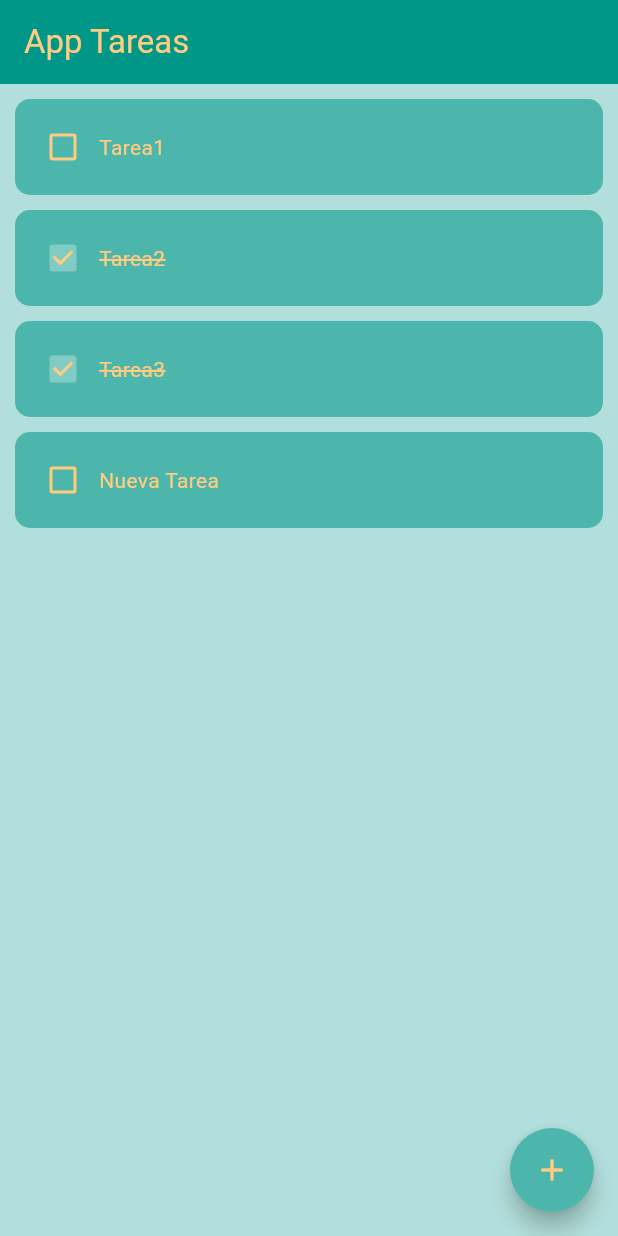
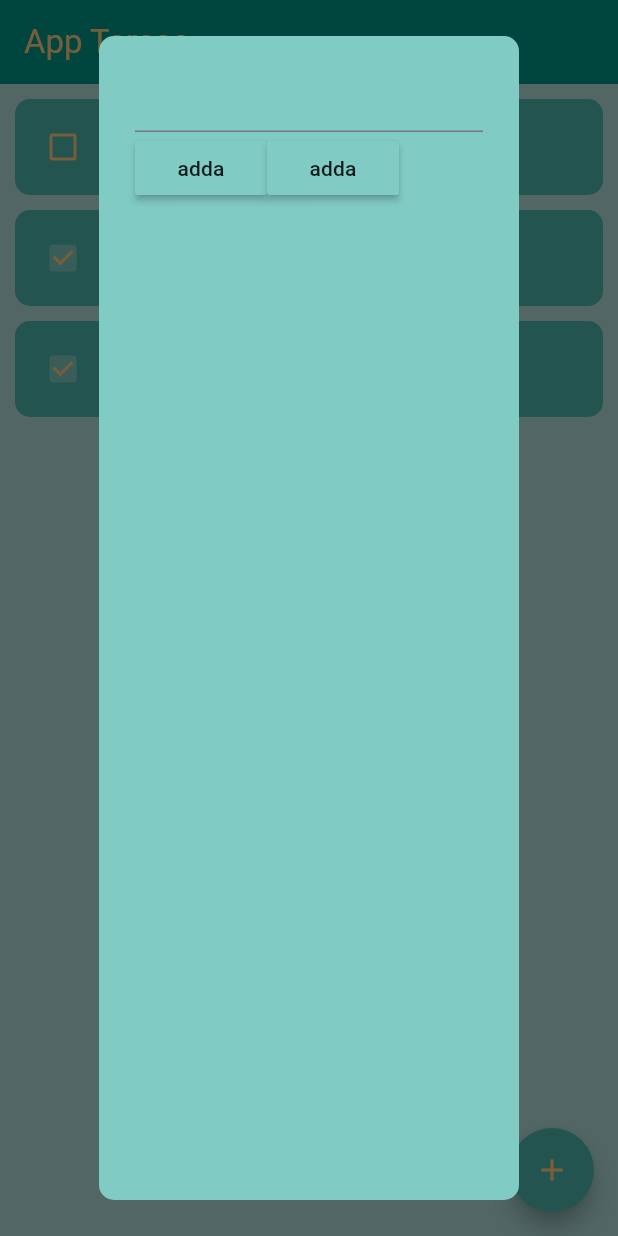
Before and after one commit to davidh-7/aplicacion_tareas, a Flutter app: the screen it shows after launch, after a tap on the "add" icon, on a phone screen of 412 x 824 dp. Run offline on Flutter 3.47's test engine with Material 3 defaults, Android fonts, the phone set to English and light mode, and no system bars; drawn by our look-alikes of flutter_slidable.

```diff
--- /dev/null
+++ b/lib/Componentes/BtnDialogo.dart
@@ -0,0 +1,17 @@
+import 'package:flutter/material.dart';
+
+class Btndialogo extends StatelessWidget {
+  final String TxtBtn;
+  final Function()? AcnBtn;
+
+  const Btndialogo({super.key, required this.TxtBtn, required this.AcnBtn});
+
+  @override
+  Widget build(BuildContext context) {
+    return MaterialButton(
+      onPressed: () {},
+      color: Colors.teal[200],
+      child: Text("adda"),
+    );
+  }
+}
--- /dev/null
+++ b/lib/Componentes/DialogoNuTa.dart
@@ -0,0 +1,33 @@
+import 'package:aplicacion_tareas/Componentes/BtnDialogo.dart';
+import 'package:flutter/material.dart';
+
+class Dialogonuta extends StatelessWidget {
+  const Dialogonuta({super.key});
+
+  @override
+  Widget build(BuildContext context) {
+    return AlertDialog(
+      backgroundColor: Colors.teal[200],
+      shape: RoundedRectangleBorder(borderRadius: BorderRadius.circular(10)),
+      content: Container(
+        child: Column(
+          children: [
+            TextField(),
+            Row(
+              children: [
+                //guardar
+                Btndialogo(
+                  TxtBtn: "Guardar",
+                   AcnBtn: (){}),
+                //borrar
+                Btndialogo(
+                  TxtBtn: "Borrar",
+                  AcnBtn: (){}),
+              ],
+            )
+          ],
+        ),
+      ),
+    );
+  }
+}
--- a/lib/Paginas/pagina_principal.dart
+++ b/lib/Paginas/pagina_principal.dart
@@ -1,3 +1,4 @@
+import 'package:aplicacion_tareas/Componentes/DialogoNuTa.dart';
 import 'package:flutter/material.dart';
 import 'package:aplicacion_tareas/Componentes/item_tarea.dart';
 
@@ -28,6 +29,14 @@ class _PaginaPrincipalState extends State<PaginaPrincipal> {
       ListaTareas.removeAt(posLista);
     });
   }
+  void CrearTarea(){
+    showDialog(
+      context: context,
+      builder: (context){
+        return Dialogonuta();
+      },
+      );
+  }
 
   @override
   Widget build(BuildContext context) {
@@ -43,11 +52,11 @@ class _PaginaPrincipalState extends State<PaginaPrincipal> {
       floatingActionButton: FloatingActionButton(
         backgroundColor: Colors.teal[300],
         shape: const CircleBorder(),
-        onPressed: () {
-          setState(() {
-            ListaTareas.add({"titulo": "Nueva Tarea", "valor": false});
-          });
-        },
+        onPressed: CrearTarea, //(){
+        //   setState(() {
+        //     ListaTareas.add({"titulo": "Nueva Tarea", "valor": false});
+        //   });
+        // },
         child: Icon(
           Icons.add,
           color: Colors.orange[200],
```
